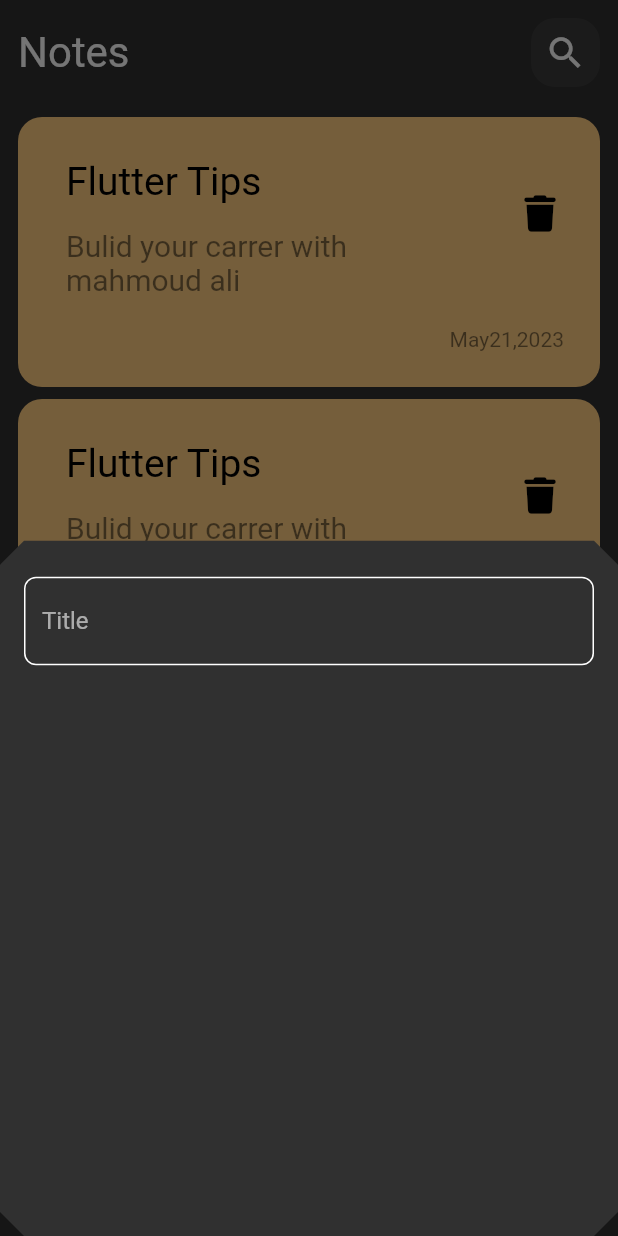
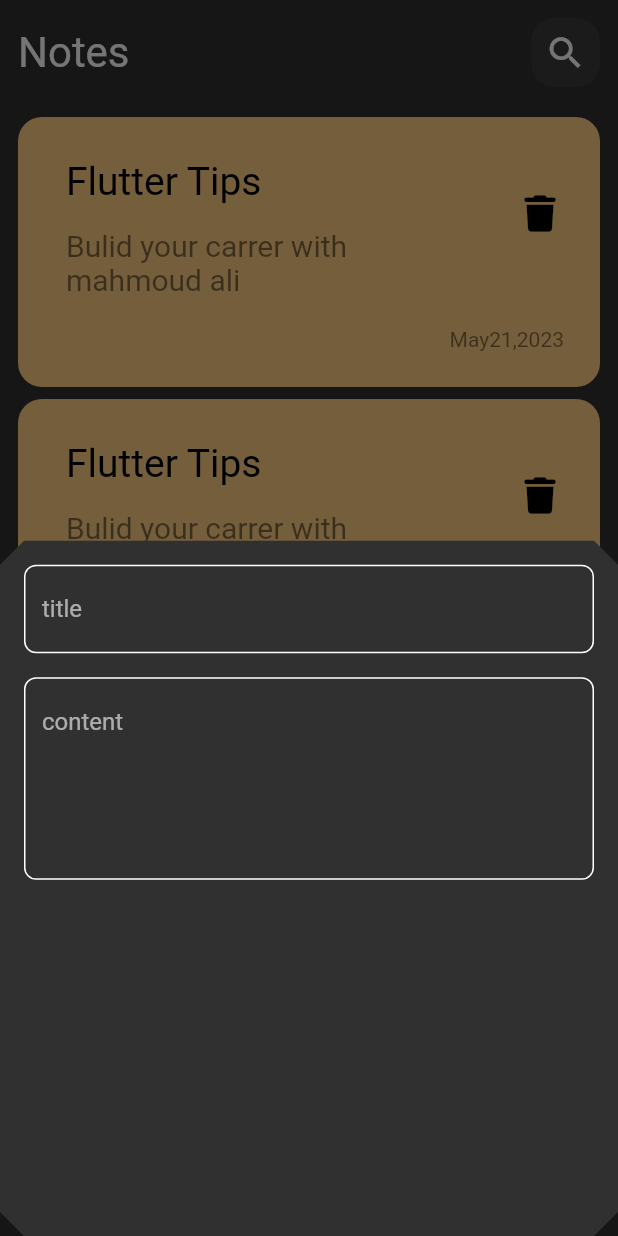
Before and after one commit to Mahmoudali55/notesApp, a Flutter app: the screen it shows after launch, after a tap on the "add" icon, on a phone screen of 412 x 824 dp. Run offline on Flutter 3.47's test engine with Material 2 defaults, Android fonts, the phone set to English and light mode, and no system bars; our stand-ins replace font_awesome_flutter; Roboto replaces fonts that are missing (Poppins).

Commit message:
add_content_textfiled

```diff
--- a/lib/views/widgets/addmodelBottenSheet.dart
+++ b/lib/views/widgets/addmodelBottenSheet.dart
@@ -15,9 +15,18 @@ class AddNoteBottomSheet extends StatelessWidget {
       child: Column(
         children: [
           SizedBox(
-            height: 24,
+            height: 16,
           ),
-          CustomTextField()
+          CustomTextField(
+            hint: 'title',
+          ),
+          SizedBox(
+            height: 16,
+          ),
+          CustomTextField(
+            hint: 'content',
+            maxLines: 5,
+          )
         ],
       ),
     );
--- a/lib/views/widgets/custom_textfiled.dart
+++ b/lib/views/widgets/custom_textfiled.dart
@@ -4,14 +4,16 @@ import 'package:flutter/material.dart';
 import 'package:notes_app/constants.dart';
 
 class CustomTextField extends StatelessWidget {
-  const CustomTextField({super.key});
-
+  const CustomTextField({super.key, required this.hint, this.maxLines = 1});
+  final String hint;
+  final int maxLines;
   @override
   Widget build(BuildContext context) {
     return TextField(
       cursorColor: KPrimaryColor,
+      maxLines: maxLines,
       decoration: InputDecoration(
-        hintText: 'Title',
+        hintText: hint,
         border: buildBorder(),
         enabledBorder: buildBorder(),
         focusedBorder: buildBorder(KPrimaryColor),
```
